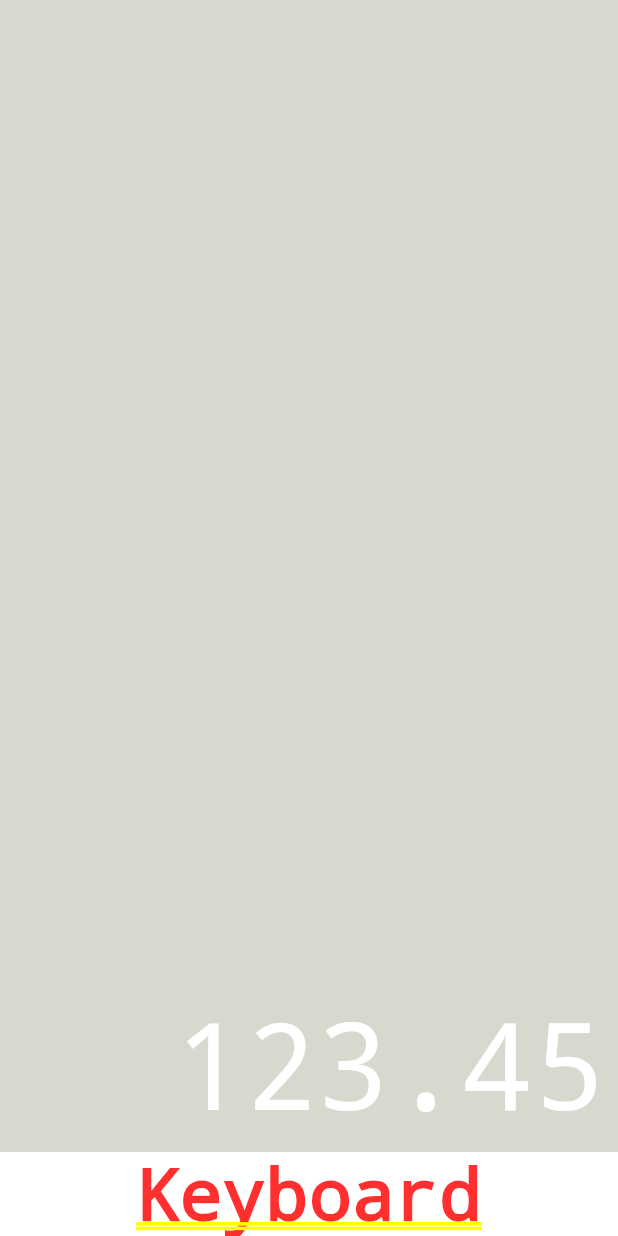
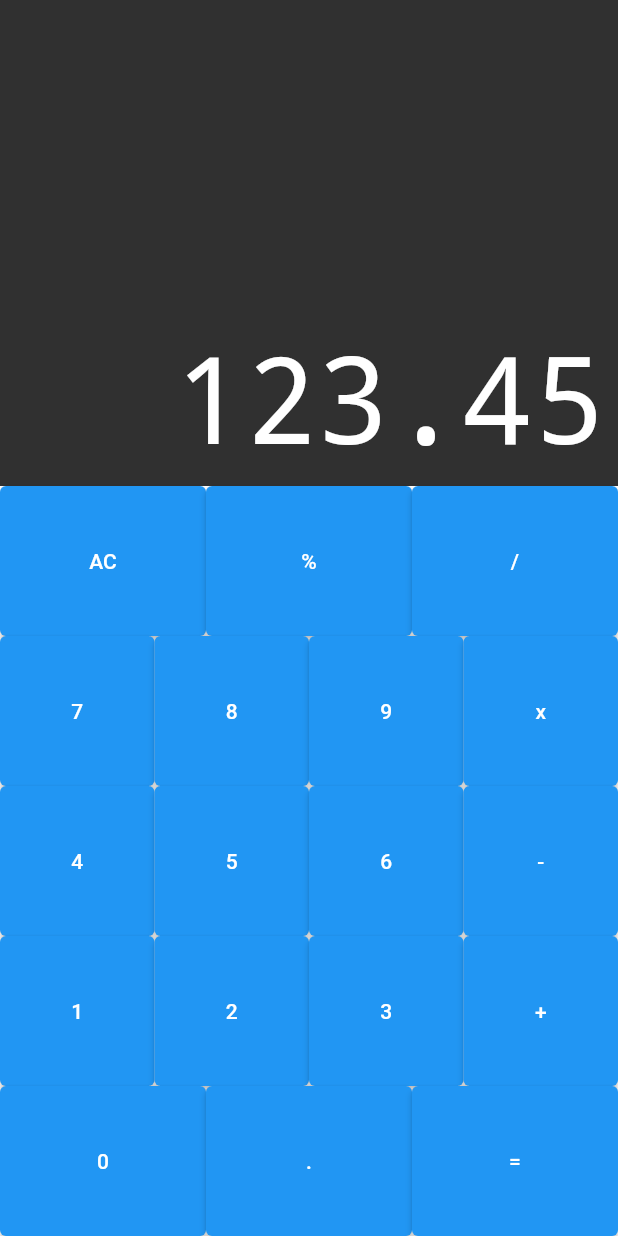
Before and after one commit to Joao-Gontijo/flutter-calculator, a Flutter app: the screen it shows after launch, on a phone screen of 412 x 824 dp. Run offline on Flutter 3.47's test engine with Material 2 defaults, Android fonts, the phone set to English and light mode, and no system bars; drawn by our look-alikes of auto_size_text.

Commit message:
button widget for keyboard

```diff
--- /dev/null
+++ b/lib/components/button.dart
@@ -0,0 +1,19 @@
+import 'package:flutter/material.dart';
+
+class Button extends StatelessWidget {
+  final String text;
+
+  Button({
+    required this.text,
+  });
+  @override
+  Widget build(BuildContext context) {
+    return Expanded(
+      flex: 1,
+      child: ElevatedButton(
+        onPressed: () {},
+        child: Text(text),
+      ),
+    );
+  }
+}
--- /dev/null
+++ b/lib/components/button_row.dart
@@ -0,0 +1,19 @@
+import 'package:calculator/components/button.dart';
+import 'package:flutter/material.dart';
+
+class ButtonRow extends StatelessWidget {
+  final List<Button> buttons;
+
+  ButtonRow(this.buttons);
+
+  @override
+  Widget build(BuildContext context) {
+    return Expanded(
+      flex: 1,
+      child: Row(
+        crossAxisAlignment: CrossAxisAlignment.stretch,
+        children: buttons,
+      ),
+    );
+  }
+}
--- a/lib/components/display.dart
+++ b/lib/components/display.dart
@@ -11,7 +11,7 @@ class Display extends StatelessWidget {
     return Expanded(
       flex: 1,
       child: Container(
-        color: const Color.fromARGB(48, 48, 48, 1),
+        color: const Color.fromARGB(255, 48, 48, 48),
         child: Column(
           mainAxisAlignment: MainAxisAlignment.end,
           crossAxisAlignment: CrossAxisAlignment.stretch,
--- /dev/null
+++ b/lib/components/keyboard.dart
@@ -0,0 +1,45 @@
+import 'package:calculator/components/button.dart';
+import 'package:flutter/material.dart';
+
+import 'button_row.dart';
+
+class Keyboard extends StatelessWidget {
+  @override
+  Widget build(BuildContext context) {
+    return Container(
+      height: 500,
+      child: Column(
+        children: [
+          ButtonRow([
+            Button(text: 'AC'),
+            Button(text: '%'),
+            Button(text: '/'),
+          ]),
+          ButtonRow([
+            Button(text: '7'),
+            Button(text: '8'),
+            Button(text: '9'),
+            Button(text: 'x'),
+          ]),
+          ButtonRow([
+            Button(text: '4'),
+            Button(text: '5'),
+            Button(text: '6'),
+            Button(text: '-'),
+          ]),
+          ButtonRow([
+            Button(text: '1'),
+            Button(text: '2'),
+            Button(text: '3'),
+            Button(text: '+'),
+          ]),
+          ButtonRow([
+            Button(text: '0'),
+            Button(text: '.'),
+            Button(text: '='),
+          ]),
+        ],
+      ),
+    );
+  }
+}
--- /dev/null
+++ b/lib/models/memory.dart
@@ -0,0 +1,2 @@
+//classe responsável por mostrar os dados no display
+class Memory {}
--- a/lib/screens/calculator.dart
+++ b/lib/screens/calculator.dart
@@ -1,4 +1,5 @@
 import 'package:calculator/components/display.dart';
+import 'package:calculator/components/keyboard.dart';
 import 'package:flutter/material.dart';
 
 class Calculator extends StatelessWidget {
@@ -8,7 +9,7 @@ class Calculator extends StatelessWidget {
       home: Column(
         children: [
           Display("123.45"),
-          Text("Keyboard"),
+          Keyboard(),
         ],
       ),
       debugShowCheckedModeBanner: false,
```
